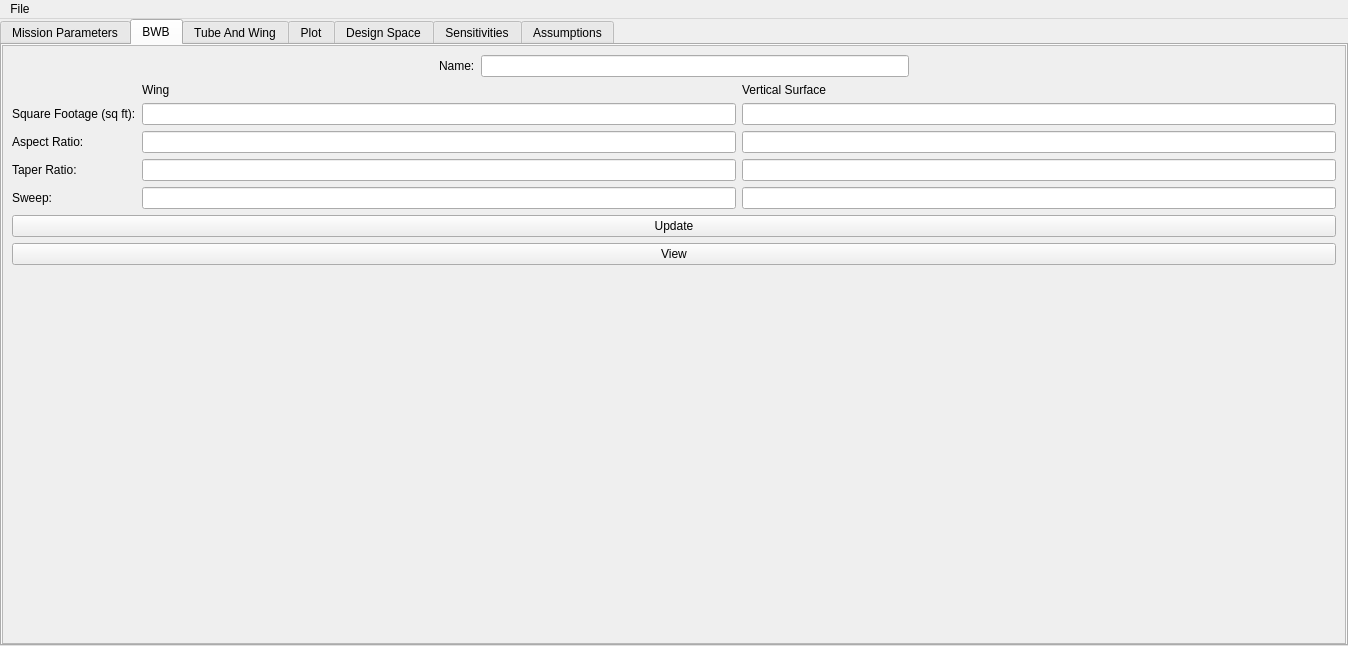
First picture: the form in BWB_GUI/form.ui, repository bsannar/Capstone_BWB, before the edit.
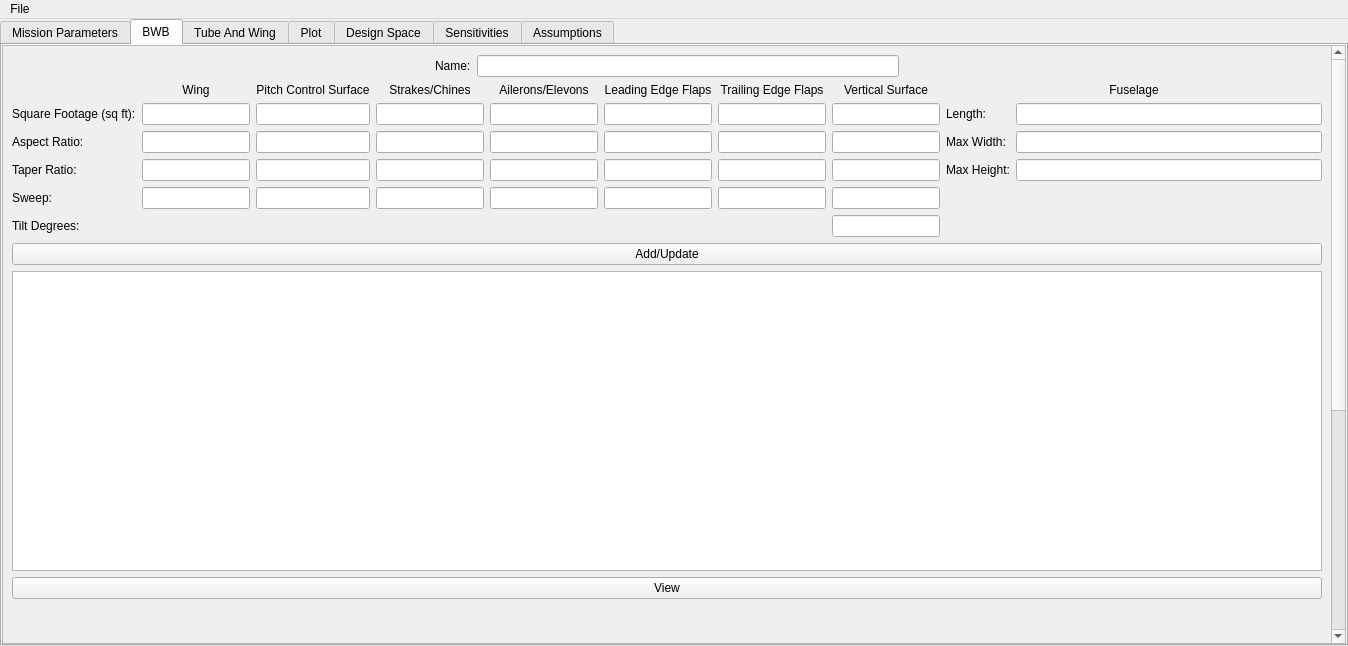
Second picture: the form after the edit. The open tabs and pages were chosen to show the change.

Diff of the .ui file:
```diff
--- a/BWB_GUI/form.ui
+++ b/BWB_GUI/form.ui
@@ -579,8 +579,8 @@
             <rect>
              <x>0</x>
              <y>0</y>
-             <width>1342</width>
-             <height>582</height>
+             <width>1325</width>
+             <height>1044</height>
             </rect>
            </property>
            <layout class="QVBoxLayout" name="verticalLayout_3">
@@ -625,79 +625,289 @@
              </layout>
             </item>
             <item>
-             <layout class="QGridLayout" name="glBwbGeometry">
-              <item row="0" column="1">
-               <widget class="QLabel" name="lbWingspan_2">
-                <property name="text">
-                 <string>Wing</string>
-                </property>
-               </widget>
+             <layout class="QHBoxLayout" name="horizontalLayout_5">
+              <item>
+               <layout class="QGridLayout" name="glBwbGeometry">
+                <item row="1" column="7">
+                 <widget class="QLineEdit" name="txtVertsurfSqFt"/>
+                </item>
+                <item row="1" column="2">
+                 <widget class="QLineEdit" name="txtPitchctrlSqFt"/>
+                </item>
+                <item row="5" column="5">
+                 <widget class="QLineEdit" name="txtLeadingflapsSweepDeg"/>
+                </item>
+                <item row="2" column="1">
+                 <widget class="QLineEdit" name="txtWingAspectRatio"/>
+                </item>
+                <item row="3" column="7">
+                 <widget class="QLineEdit" name="txtVertsurfTaperRatio"/>
+                </item>
+                <item row="3" column="5">
+                 <widget class="QLineEdit" name="txtLeadingflapsTaperRatio"/>
+                </item>
+                <item row="5" column="3">
+                 <widget class="QLineEdit" name="txtStrakesSweepDeg"/>
+                </item>
+                <item row="0" column="1">
+                 <widget class="QLabel" name="lbWingspan_2">
+                  <property name="text">
+                   <string>Wing</string>
+                  </property>
+                  <property name="alignment">
+                   <set>Qt::AlignmentFlag::AlignCenter</set>
+                  </property>
+                 </widget>
+                </item>
+                <item row="2" column="2">
+                 <widget class="QLineEdit" name="txtPitchctrlAspectRatio"/>
+                </item>
+                <item row="0" column="7">
+                 <widget class="QLabel" name="lbWingspan_3">
+                  <property name="text">
+                   <string>Vertical Surface</string>
+                  </property>
+                  <property name="alignment">
+                   <set>Qt::AlignmentFlag::AlignCenter</set>
+                  </property>
+                 </widget>
+                </item>
+                <item row="2" column="7">
+                 <widget class="QLineEdit" name="txtVertsurfAspectRatio"/>
+                </item>
+                <item row="0" column="3">
+                 <widget class="QLabel" name="label_27">
+                  <property name="text">
+                   <string>Strakes/Chines</string>
+                  </property>
+                  <property name="alignment">
+                   <set>Qt::AlignmentFlag::AlignCenter</set>
+                  </property>
+                 </widget>
+                </item>
+                <item row="5" column="4">
+                 <widget class="QLineEdit" name="txtAileronsSweepDeg"/>
+                </item>
+                <item row="0" column="6">
+                 <widget class="QLabel" name="label_30">
+                  <property name="text">
+                   <string>Trailing Edge Flaps</string>
+                  </property>
+                  <property name="alignment">
+                   <set>Qt::AlignmentFlag::AlignCenter</set>
+                  </property>
+                 </widget>
+                </item>
+                <item row="2" column="4">
+                 <widget class="QLineEdit" name="txtAileronsAspectRatio"/>
+                </item>
+                <item row="2" column="0">
+                 <widget class="QLabel" name="lbTailspan">
+                  <property name="text">
+                   <string>Aspect Ratio:</string>
+                  </property>
+                 </widget>
+                </item>
+                <item row="1" column="1">
+                 <widget class="QLineEdit" name="txtWingSqFt"/>
+                </item>
+                <item row="5" column="6">
+                 <widget class="QLineEdit" name="txtTrailingflapsSweepDeg"/>
+                </item>
+                <item row="5" column="0">
+                 <widget class="QLabel" name="label_6">
+                  <property name="text">
+                   <string>Sweep:</string>
+                  </property>
+                 </widget>
+                </item>
+                <item row="1" column="5">
+                 <widget class="QLineEdit" name="txtLeadingflapsSqFt"/>
+                </item>
+                <item row="1" column="0">
+                 <widget class="QLabel" name="lbWingspan">
+                  <property name="text">
+                   <string>Square Footage (sq ft):</string>
+                  </property>
+                 </widget>
+                </item>
+                <item row="2" column="3">
+                 <widget class="QLineEdit" name="txtStrakesAspectRatio"/>
+                </item>
+                <item row="1" column="3">
+                 <widget class="QLineEdit" name="txtStrakesSqFt"/>
+                </item>
+                <item row="0" column="4">
+                 <widget class="QLabel" name="label_28">
+                  <property name="text">
+                   <string>Ailerons/Elevons</string>
+                  </property>
+                  <property name="alignment">
+                   <set>Qt::AlignmentFlag::AlignCenter</set>
+                  </property>
+                 </widget>
+                </item>
+                <item row="3" column="3">
+                 <widget class="QLineEdit" name="txtStrakesTaperRatio"/>
+                </item>
+                <item row="5" column="2">
+                 <widget class="QLineEdit" name="txtPitchctrlSweepDeg"/>
+                </item>
+                <item row="0" column="2">
+                 <widget class="QLabel" name="label_26">
+                  <property name="text">
+                   <string>Pitch Control Surface</string>
+                  </property>
+                  <property name="alignment">
+                   <set>Qt::AlignmentFlag::AlignCenter</set>
+                  </property>
+                 </widget>
+                </item>
+                <item row="5" column="7">
+                 <widget class="QLineEdit" name="txtVertsurfSweepDeg"/>
+                </item>
+                <item row="3" column="6">
+                 <widget class="QLineEdit" name="txtTrailingflapsTaperRatio"/>
+                </item>
+                <item row="1" column="6">
+                 <widget class="QLineEdit" name="txtTrailingflapsSqFt"/>
+                </item>
+                <item row="3" column="1">
+                 <widget class="QLineEdit" name="txtWingTaperRatio"/>
+                </item>
+                <item row="2" column="5">
+                 <widget class="QLineEdit" name="txtLeadingflapsAspectRatio"/>
+                </item>
+                <item row="1" column="4">
+                 <widget class="QLineEdit" name="txtAileronsSqFt"/>
+                </item>
+                <item row="3" column="2">
+                 <widget class="QLineEdit" name="txtPitchctrlTaperRatio"/>
+                </item>
+                <item row="3" column="4">
+                 <widget class="QLineEdit" name="txtAileronsTaperRatio"/>
+                </item>
+                <item row="3" column="0">
+                 <widget class="QLabel" name="label_5">
+                  <property name="text">
+                   <string>Taper Ratio:</string>
+                  </property>
+                 </widget>
+                </item>
+                <item row="0" column="5">
+                 <widget class="QLabel" name="label_29">
+                  <property name="text">
+                   <string>Leading Edge Flaps</string>
+                  </property>
+                  <property name="alignment">
+                   <set>Qt::AlignmentFlag::AlignCenter</set>
+                  </property>
+                 </widget>
+                </item>
+                <item row="5" column="1">
+                 <widget class="QLineEdit" name="txtWingSweepDeg"/>
+                </item>
+                <item row="2" column="6">
+                 <widget class="QLineEdit" name="txtTrailingflapsAspectRatio"/>
+                </item>
+                <item row="6" column="0">
+                 <widget class="QLabel" name="lbTiltDeg">
+                  <property name="text">
+                   <string>Tilt Degrees:</string>
+                  </property>
+                  <property name="alignment">
+                   <set>Qt::AlignmentFlag::AlignLeading|Qt::AlignmentFlag::AlignLeft|Qt::AlignmentFlag::AlignVCenter</set>
+                  </property>
+                 </widget>
+                </item>
+                <item row="6" column="7">
+                 <widget class="QLineEdit" name="txtVertsurfTiltDeg"/>
+                </item>
+               </layout>
               </item>
-              <item row="4" column="2">
-               <widget class="QLineEdit" name="txtVertsurfSweepDeg"/>
-              </item>
-              <item row="4" column="0">
-               <widget class="QLabel" name="label_6">
-                <property name="text">
-                 <string>Sweep:</string>
-                </property>
-               </widget>
-              </item>
-              <item row="3" column="1">
-               <widget class="QLineEdit" name="txtWingTaperRatio"/>
-              </item>
-              <item row="2" column="1">
-               <widget class="QLineEdit" name="txtWingAspectRatio"/>
-              </item>
-              <item row="0" column="2">
-               <widget class="QLabel" name="lbWingspan_3">
-                <property name="text">
-                 <string>Vertical Surface</string>
-                </property>
-               </widget>
-              </item>
-              <item row="1" column="2">
-               <widget class="QLineEdit" name="txtVertsurfSqFt"/>
-              </item>
-              <item row="2" column="2">
-               <widget class="QLineEdit" name="txtVertsurfAspectRatio"/>
-              </item>
-              <item row="4" column="1">
-               <widget class="QLineEdit" name="txtWingSweepDeg"/>
-              </item>
-              <item row="1" column="0">
-               <widget class="QLabel" name="lbWingspan">
-                <property name="text">
-                 <string>Square Footage (sq ft):</string>
-                </property>
-               </widget>
-              </item>
-              <item row="3" column="2">
-               <widget class="QLineEdit" name="txtVertsurfTaperRatio"/>
-              </item>
-              <item row="1" column="1">
-               <widget class="QLineEdit" name="txtWingSqFt"/>
-              </item>
-              <item row="2" column="0">
-               <widget class="QLabel" name="lbTailspan">
-                <property name="text">
-                 <string>Aspect Ratio:</string>
-                </property>
-               </widget>
-              </item>
-              <item row="3" column="0">
-               <widget class="QLabel" name="label_5">
-                <property name="text">
-                 <string>Taper Ratio:</string>
-                </property>
-               </widget>
+              <item>
+               <layout class="QVBoxLayout" name="verticalLayout_7">
+                <item>
+                 <widget class="QLabel" name="label_31">
+                  <property name="sizePolicy">
+                   <sizepolicy hsizetype="Minimum" vsizetype="Minimum">
+                    <horstretch>0</horstretch>
+                    <verstretch>0</verstretch>
+                   </sizepolicy>
+                  </property>
+                  <property name="text">
+                   <string>Fuselage</string>
+                  </property>
+                  <property name="alignment">
+                   <set>Qt::AlignmentFlag::AlignCenter</set>
+                  </property>
+                 </widget>
+                </item>
+                <item>
+                 <layout class="QGridLayout" name="gridLayout_8">
+                  <item row="0" column="1">
+                   <widget class="QLineEdit" name="txtFuselageLength"/>
+                  </item>
+                  <item row="2" column="1">
+                   <widget class="QLineEdit" name="txtFuselageHeight"/>
+                  </item>
+                  <item row="1" column="0">
+                   <widget class="QLabel" name="label_33">
+                    <property name="text">
+                     <string>Max Width:</string>
+                    </property>
+                   </widget>
+                  </item>
+                  <item row="1" column="1">
+                   <widget class="QLineEdit" name="txtFuselageWidth"/>
+                  </item>
+                  <item row="2" column="0">
+                   <widget class="QLabel" name="label_34">
+                    <property name="text">
+                     <string>Max Height:</string>
+                    </property>
+                   </widget>
+                  </item>
+                  <item row="0" column="0">
+                   <widget class="QLabel" name="label_32">
+                    <property name="text">
+                     <string>Length:</string>
+                    </property>
+                   </widget>
+                  </item>
+                 </layout>
+                </item>
+                <item>
+                 <spacer name="verticalSpacer_3">
+                  <property name="orientation">
+                   <enum>Qt::Orientation::Vertical</enum>
+                  </property>
+                  <property name="sizeHint" stdset="0">
+                   <size>
+                    <width>20</width>
+                    <height>40</height>
+                   </size>
+                  </property>
+                 </spacer>
+                </item>
+               </layout>
               </item>
              </layout>
             </item>
             <item>
              <widget class="QPushButton" name="btnUpdate">
               <property name="text">
-               <string>Update</string>
+               <string>Add/Update</string>
+              </property>
+             </widget>
+            </item>
+            <item>
+             <widget class="QListWidget" name="lwBwbGeometry">
+              <property name="minimumSize">
+               <size>
+                <width>0</width>
+                <height>300</height>
+               </size>
               </property>
              </widget>
             </item>
@@ -716,6 +926,12 @@
                 <verstretch>0</verstretch>
                </sizepolicy>
               </property>
+              <property name="minimumSize">
+               <size>
+                <width>0</width>
+                <height>400</height>
+               </size>
+              </property>
              </widget>
             </item>
            </layout>
```
Left out of the diff: 65 changed lines with no effect on the pictures.
